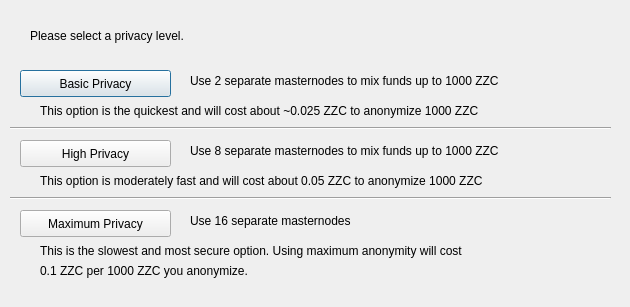
The window that src/qt/forms/darksendconfig.ui (ZoZoCoin/ZoZo-blockchain) describes before a commit, drawn with Qt 5.
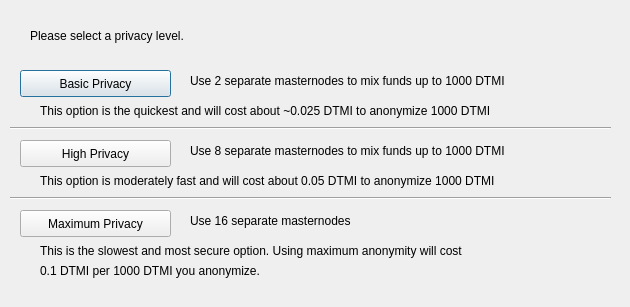
The same window after the commit.

Patch:
```diff
--- a/src/qt/forms/darksendconfig.ui
+++ b/src/qt/forms/darksendconfig.ui
@@ -75,7 +75,7 @@
     </rect>
    </property>
    <property name="text">
-    <string>Use 2 separate masternodes to mix funds up to 1000 ZZC</string>
+    <string>Use 2 separate masternodes to mix funds up to 1000 DTMI</string>
    </property>
   </widget>
   <widget class="QLabel" name="label_3">
@@ -88,7 +88,7 @@
     </rect>
    </property>
    <property name="text">
-    <string>Use 8 separate masternodes to mix funds up to 1000 ZZC</string>
+    <string>Use 8 separate masternodes to mix funds up to 1000 DTMI</string>
    </property>
   </widget>
   <widget class="QLabel" name="label_4">
@@ -114,7 +114,7 @@
     </rect>
    </property>
    <property name="text">
-    <string>This option is the quickest and will cost about ~0.025 ZZC to anonymize 1000 ZZC</string>
+    <string>This option is the quickest and will cost about ~0.025 DTMI to anonymize 1000 DTMI</string>
    </property>
   </widget>
   <widget class="QLabel" name="label_7">
@@ -127,7 +127,7 @@
     </rect>
    </property>
    <property name="text">
-    <string>This option is moderately fast and will cost about 0.05 ZZC to anonymize 1000 ZZC</string>
+    <string>This option is moderately fast and will cost about 0.05 DTMI to anonymize 1000 DTMI</string>
    </property>
   </widget>
   <widget class="QLabel" name="label_8">
@@ -153,7 +153,7 @@
     </rect>
    </property>
    <property name="text">
-    <string>0.1 ZZC per 1000 ZZC you anonymize.</string>
+    <string>0.1 DTMI per 1000 DTMI you anonymize.</string>
    </property>
   </widget>
   <widget class="Line" name="line">
```
